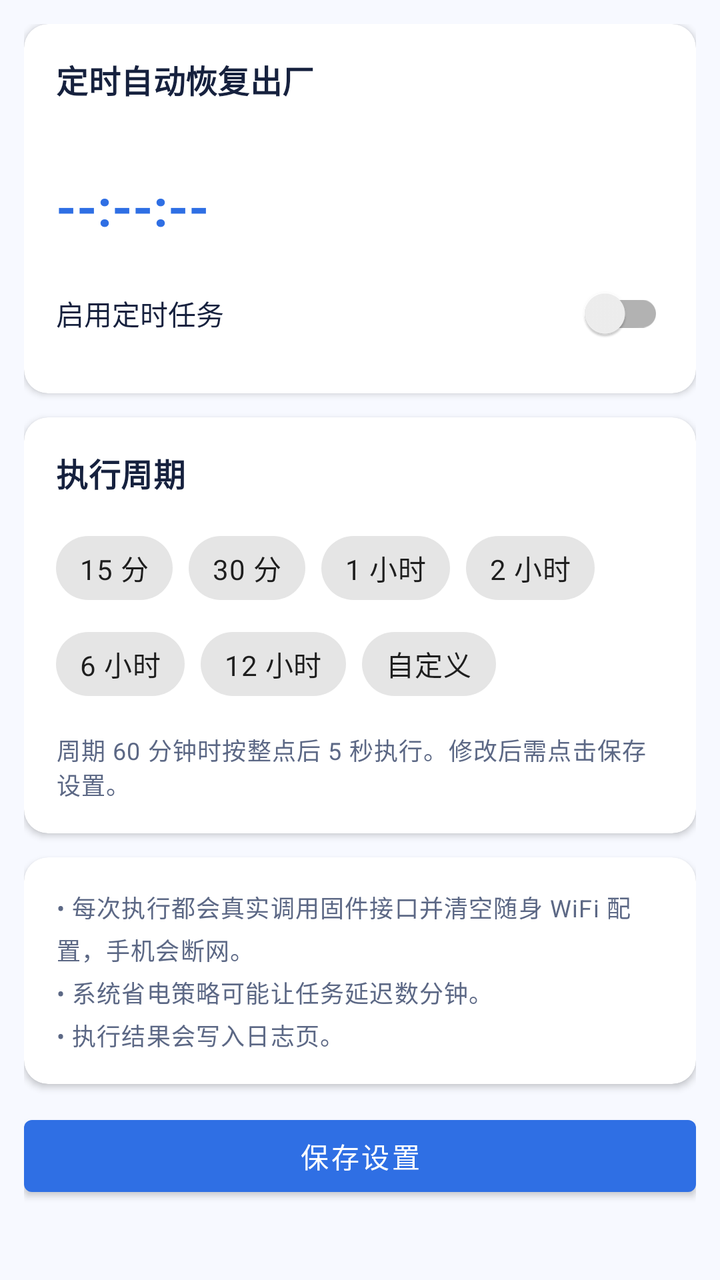
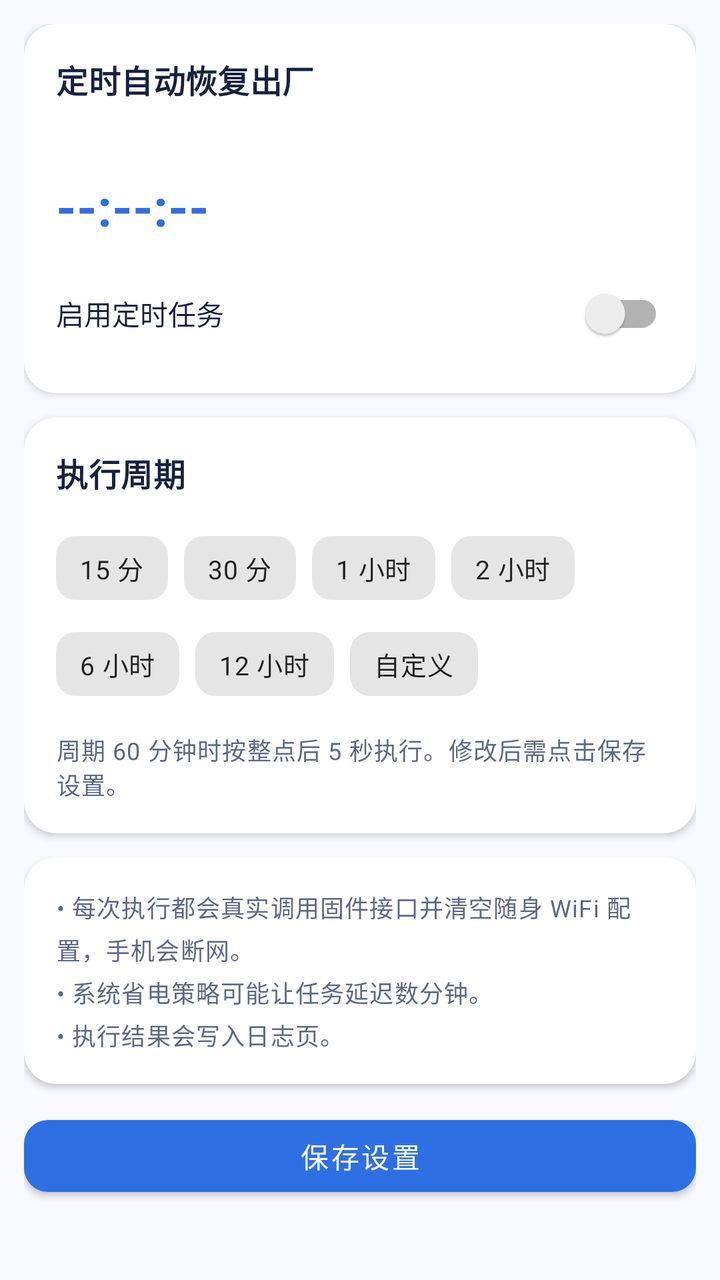

An Android layout rendered at two revisions. The XML below is the earlier revision; the diff shows what the commit changed to produce the second picture.
<!-- AndroidManifest.xml: application theme AppTheme -->
<!-- res/layout/fragment_automation.xml -->
<?xml version="1.0" encoding="utf-8"?>
<ScrollView xmlns:android="http://schemas.android.com/apk/res/android"
    xmlns:app="http://schemas.android.com/apk/res-auto"
    android:layout_width="match_parent"
    android:layout_height="match_parent">

    <LinearLayout
        android:layout_width="match_parent"
        android:layout_height="wrap_content"
        android:orientation="vertical"
        android:padding="12dp">

        <com.google.android.material.card.MaterialCardView
            android:layout_width="match_parent"
            android:layout_height="wrap_content"
            android:layout_marginBottom="12dp"
            app:cardBackgroundColor="@color/card_bg"
            app:cardCornerRadius="12dp"
            app:cardElevation="2dp">

            <LinearLayout
                android:layout_width="match_parent"
                android:layout_height="wrap_content"
                android:orientation="vertical"
                android:padding="16dp">

                <TextView
                    style="@style/CardTitle"
                    android:layout_width="match_parent"
                    android:layout_height="wrap_content"
                    android:text="定时自动恢复出厂" />

                <TextView
                    android:id="@+id/text_schedule_status"
                    android:layout_width="match_parent"
                    android:layout_height="wrap_content"
                    android:layout_marginTop="6dp"
                    style="@style/CardHint" />

                <TextView
                    android:id="@+id/text_countdown"
                    android:layout_width="match_parent"
                    android:layout_height="wrap_content"
                    android:layout_marginTop="12dp"
                    android:text="--:--:--"
                    android:textColor="@color/primary"
                    android:textSize="26sp"
                    android:textStyle="bold" />

                <androidx.appcompat.widget.SwitchCompat
                    android:id="@+id/switch_enabled"
                    android:layout_width="match_parent"
                    android:layout_height="wrap_content"
                    android:layout_marginTop="12dp"
                    android:text="启用定时任务"
                    android:textColor="@color/text_primary"
                    android:textSize="14sp" />
            </LinearLayout>
        </com.google.android.material.card.MaterialCardView>

        <com.google.android.material.card.MaterialCardView
            android:layout_width="match_parent"
            android:layout_height="wrap_content"
            android:layout_marginBottom="12dp"
            app:cardBackgroundColor="@color/card_bg"
            app:cardCornerRadius="12dp"
            app:cardElevation="2dp">

            <LinearLayout
                android:layout_width="match_parent"
                android:layout_height="wrap_content"
                android:orientation="vertical"
                android:padding="16dp">

                <TextView
                    style="@style/CardTitle"
                    android:layout_width="match_parent"
                    android:layout_height="wrap_content"
                    android:text="执行周期" />

                <com.google.android.material.chip.ChipGroup
                    android:id="@+id/chip_group"
                    android:layout_width="match_parent"
                    android:layout_height="wrap_content"
                    android:layout_marginTop="12dp"
                    app:singleSelection="true">

                    <com.google.android.material.chip.Chip
                        android:id="@+id/chip_15"
                        android:layout_width="wrap_content"
                        android:layout_height="wrap_content"
                        android:checkable="true"
                        android:text="15 分" />

                    <com.google.android.material.chip.Chip
                        android:id="@+id/chip_30"
                        android:layout_width="wrap_content"
                        android:layout_height="wrap_content"
                        android:checkable="true"
                        android:text="30 分" />

                    <com.google.android.material.chip.Chip
                        android:id="@+id/chip_60"
                        android:layout_width="wrap_content"
                        android:layout_height="wrap_content"
                        android:checkable="true"
                        android:text="1 小时" />

                    <com.google.android.material.chip.Chip
                        android:id="@+id/chip_120"
                        android:layout_width="wrap_content"
                        android:layout_height="wrap_content"
                        android:checkable="true"
                        android:text="2 小时" />

                    <com.google.android.material.chip.Chip
                        android:id="@+id/chip_360"
                        android:layout_width="wrap_content"
                        android:layout_height="wrap_content"
                        android:checkable="true"
                        android:text="6 小时" />

                    <com.google.android.material.chip.Chip
                        android:id="@+id/chip_720"
                        android:layout_width="wrap_content"
                        android:layout_height="wrap_content"
                        android:checkable="true"
                        android:text="12 小时" />

                    <com.google.android.material.chip.Chip
                        android:id="@+id/chip_custom"
                        android:layout_width="wrap_content"
                        android:layout_height="wrap_content"
                        android:checkable="true"
                        android:text="自定义" />
                </com.google.android.material.chip.ChipGroup>

                <TextView
                    android:layout_width="match_parent"
                    android:layout_height="wrap_content"
                    android:layout_marginTop="10dp"
                    style="@style/CardHint"
                    android:text="周期 60 分钟时按整点后 5 秒执行。修改后需点击保存设置。" />
            </LinearLayout>
        </com.google.android.material.card.MaterialCardView>

        <com.google.android.material.card.MaterialCardView
            android:layout_width="match_parent"
            android:layout_height="wrap_content"
            android:layout_marginBottom="12dp"
            app:cardBackgroundColor="@color/card_bg"
            app:cardCornerRadius="12dp"
            app:cardElevation="2dp">

            <TextView
                android:layout_width="match_parent"
                android:layout_height="wrap_content"
                android:padding="16dp"
                android:lineSpacingExtra="4dp"
                style="@style/CardHint"
                android:text="• 每次执行都会真实调用固件接口并清空随身 WiFi 配置，手机会断网。\n• 系统省电策略可能让任务延迟数分钟。\n• 执行结果会写入日志页。" />
        </com.google.android.material.card.MaterialCardView>

        <com.google.android.material.button.MaterialButton
            android:id="@+id/btn_save"
            android:layout_width="match_parent"
            android:layout_height="wrap_content"
            android:text="保存设置"
            app:backgroundTint="@color/primary"
            android:textColor="#FFFFFFFF" />
    </LinearLayout>
</ScrollView>
<!-- resources referenced by this layout -->
<resources>
  <color name="card_bg">#FFFFFF</color>
  <color name="primary">#2F6FE4</color>
  <color name="text_primary">#16213E</color>
  <style name="CardHint" parent="TextAppearance.MaterialComponents.Caption">
          <item name="android:textColor">@color/text_muted</item>
          <item name="android:textSize">12sp</item>
      </style>
  <style name="CardTitle" parent="TextAppearance.MaterialComponents.Subtitle1">
          <item name="android:textColor">@color/text_primary</item>
          <item name="android:textStyle">bold</item>
          <item name="android:textSize">16sp</item>
      </style>
  <style name="AppTheme" parent="Theme.MaterialComponents.DayNight.NoActionBar">
          <item name="colorPrimary">@color/primary</item>
          <item name="colorPrimaryDark">@color/primary_dark</item>
          <item name="colorAccent">@color/primary</item>
          <item name="android:windowBackground">@color/window_bg</item>
      </style>
  <color name="text_muted">#5C6885</color>
  <color name="primary_dark">#1E4FA8</color>
  <color name="window_bg">#F7F9FF</color>
</resources>

<!-- the commit's change to res/layout/fragment_automation.xml (unified diff, before → after) -->
@@ -14,9 +14,7 @@
             android:layout_width="match_parent"
             android:layout_height="wrap_content"
             android:layout_marginBottom="12dp"
-            app:cardBackgroundColor="@color/card_bg"
-            app:cardCornerRadius="12dp"
-            app:cardElevation="2dp">
+            style="@style/Widget.App.Card">
 
             <LinearLayout
                 android:layout_width="match_parent"
@@ -62,9 +60,7 @@
             android:layout_width="match_parent"
             android:layout_height="wrap_content"
             android:layout_marginBottom="12dp"
-            app:cardBackgroundColor="@color/card_bg"
-            app:cardCornerRadius="12dp"
-            app:cardElevation="2dp">
+            style="@style/Widget.App.Card">
 
             <LinearLayout
                 android:layout_width="match_parent"
@@ -90,6 +86,7 @@
                         android:layout_width="wrap_content"
                         android:layout_height="wrap_content"
                         android:checkable="true"
+                        style="@style/Widget.App.Chip"
                         android:text="15 分" />
 
                     <com.google.android.material.chip.Chip
@@ -97,6 +94,7 @@
                         android:layout_width="wrap_content"
                         android:layout_height="wrap_content"
                         android:checkable="true"
+                        style="@style/Widget.App.Chip"
                         android:text="30 分" />
 
                     <com.google.android.material.chip.Chip
@@ -104,6 +102,7 @@
                         android:layout_width="wrap_content"
                         android:layout_height="wrap_content"
                         android:checkable="true"
+                        style="@style/Widget.App.Chip"
                         android:text="1 小时" />
 
                     <com.google.android.material.chip.Chip
@@ -111,6 +110,7 @@
                         android:layout_width="wrap_content"
                         android:layout_height="wrap_content"
                         android:checkable="true"
+                        style="@style/Widget.App.Chip"
                         android:text="2 小时" />
 
                     <com.google.android.material.chip.Chip
@@ -118,6 +118,7 @@
                         android:layout_width="wrap_content"
                         android:layout_height="wrap_content"
                         android:checkable="true"
+                        style="@style/Widget.App.Chip"
                         android:text="6 小时" />
 
                     <com.google.android.material.chip.Chip
@@ -125,6 +126,7 @@
                         android:layout_width="wrap_content"
                         android:layout_height="wrap_content"
                         android:checkable="true"
+                        style="@style/Widget.App.Chip"
                         android:text="12 小时" />
 
                     <com.google.android.material.chip.Chip
@@ -132,6 +134,7 @@
                         android:layout_width="wrap_content"
                         android:layout_height="wrap_content"
                         android:checkable="true"
+                        style="@style/Widget.App.Chip"
                         android:text="自定义" />
                 </com.google.android.material.chip.ChipGroup>
 
@@ -148,9 +151,7 @@
             android:layout_width="match_parent"
             android:layout_height="wrap_content"
             android:layout_marginBottom="12dp"
-            app:cardBackgroundColor="@color/card_bg"
-            app:cardCornerRadius="12dp"
-            app:cardElevation="2dp">
+            style="@style/Widget.App.Card">
 
             <TextView
                 android:layout_width="match_parent"
@@ -163,6 +164,7 @@
 
         <com.google.android.material.button.MaterialButton
             android:id="@+id/btn_save"
+            style="@style/Widget.App.Button"
             android:layout_width="match_parent"
             android:layout_height="wrap_content"
             android:text="保存设置"
<!-- resource entries referenced after the edit -->
@@ -12,6 +12,23 @@
           <item name="android:textStyle">bold</item>
           <item name="android:textSize">16sp</item>
       </style>
+  <style name="Widget.App.Button" parent="Widget.MaterialComponents.Button">
+          <item name="cornerRadius">12dp</item>
+          <item name="android:textColor">@android:color/white</item>
+          <item name="android:textSize">14sp</item>
+      </style>
+  <style name="Widget.App.Card" parent="Widget.MaterialComponents.CardView">
+          <item name="cardBackgroundColor">@color/card_bg</item>
+          <item name="cardCornerRadius">16dp</item>
+          <item name="cardElevation">2dp</item>
+          <item name="strokeWidth">0dp</item>
+          <item name="cardPreventCornerOverlap">true</item>
+          <item name="cardUseCompatPadding">false</item>
+      </style>
+  <style name="Widget.App.Chip" parent="Widget.MaterialComponents.Chip.Choice">
+          <item name="chipCornerRadius">10dp</item>
+          <item name="android:textSize">13sp</item>
+      </style>
   <style name="AppTheme" parent="Theme.MaterialComponents.DayNight.NoActionBar">
           <item name="colorPrimary">@color/primary</item>
           <item name="colorPrimaryDark">@color/primary_dark</item>
